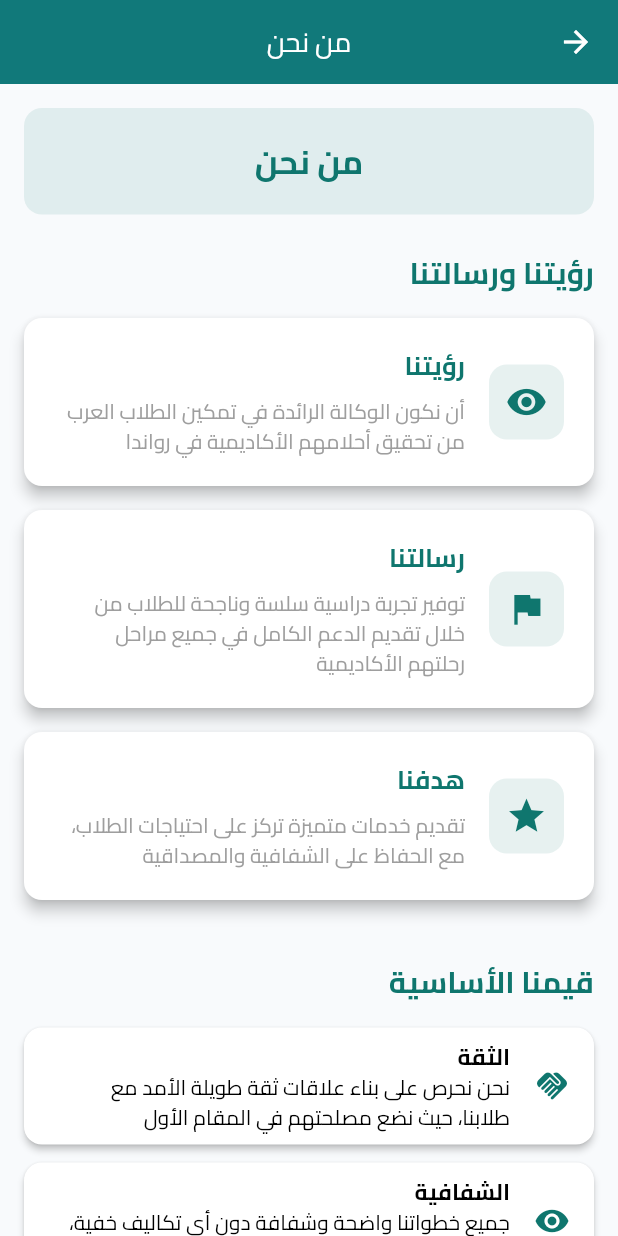
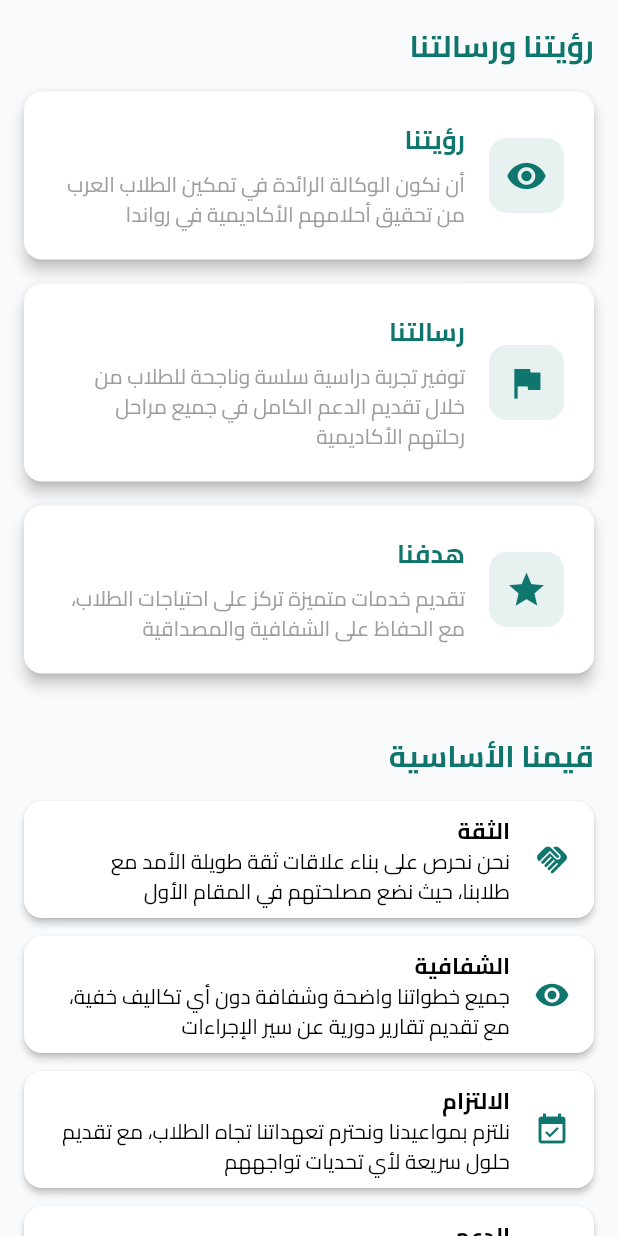
Before and after one commit to motman911/-the_vision, a Flutter app: the AboutUsPage screen opened directly, on a phone screen of 412 x 824 dp. Run offline on Flutter 3.47's test engine with Material 3 defaults, Android fonts, the phone set to English and light mode, and no system bars; our stand-ins replace file_picker, font_awesome_flutter, image_picker, photo_view, shared_preferences, smooth_page_indicator; missing offline and left inert: mailer; accounts and stored records are empty.

Commit message:
Update about_us_page.dart

```diff
--- a/lib/about_us_page.dart
+++ b/lib/about_us_page.dart
@@ -12,40 +12,12 @@ class AboutUsPage extends StatelessWidget {
     return Consumer2<ThemeProvider, LanguageProvider>(
       builder: (context, themeProvider, languageProvider, child) {
         return Scaffold(
-          appBar: AppBar(
-            title: Text(
-              languageProvider.aboutUs,
-              style: const TextStyle(color: Colors.white, fontSize: 18),
-            ),
-            backgroundColor: themeProvider.primaryColor,
-            foregroundColor: Colors.white,
-            centerTitle: true,
-            elevation: 4,
-          ),
+
           body: SingleChildScrollView(
             padding: const EdgeInsets.all(16.0),
             child: Column(
               crossAxisAlignment: CrossAxisAlignment.start,
               children: [
-                Container(
-                  width: double.infinity,
-                  padding:
-                      const EdgeInsets.symmetric(vertical: 20, horizontal: 16),
-                  decoration: BoxDecoration(
-                    color: themeProvider.primaryColor.withOpacity(0.1),
-                    borderRadius: BorderRadius.circular(12),
-                  ),
-                  child: Text(
-                    languageProvider.aboutUs,
-                    textAlign: TextAlign.center,
-                    style: TextStyle(
-                      fontSize: 22,
-                      fontWeight: FontWeight.bold,
-                      color: themeProvider.primaryColor,
-                    ),
-                  ),
-                ),
-                const SizedBox(height: 24),
 
                 // الرؤية والرسالة
                 Text(
```
